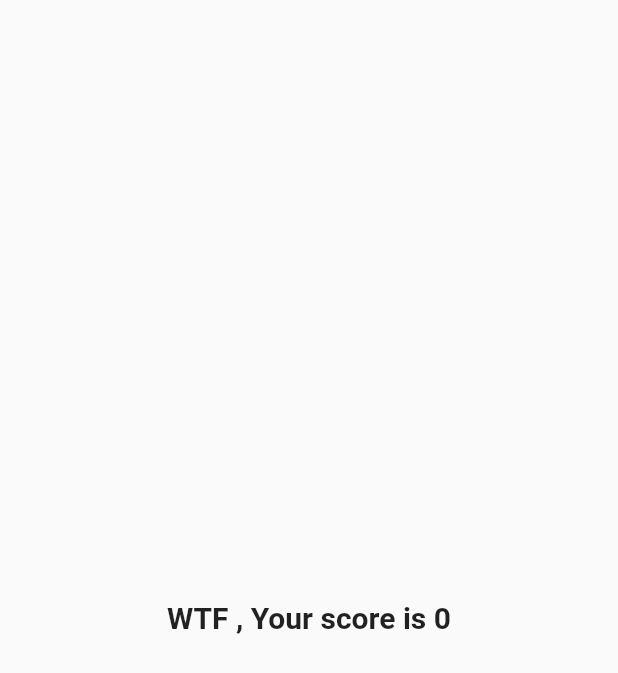
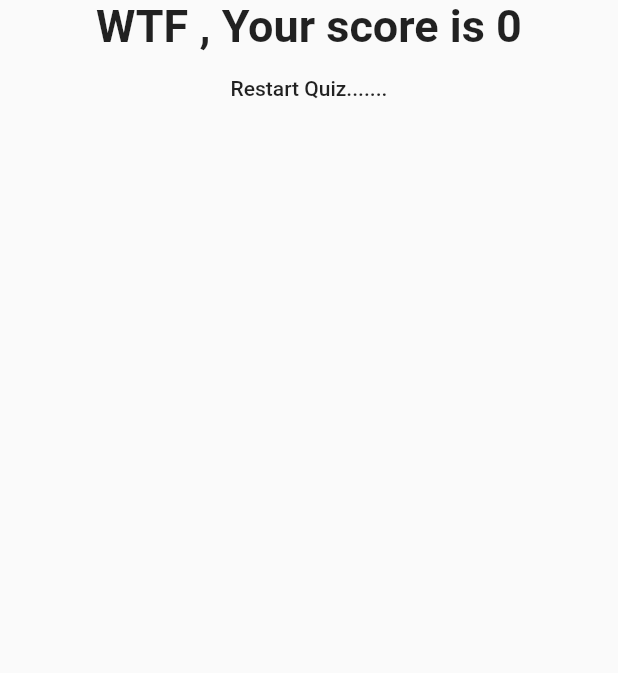
Before and after one commit to iamrithu/flutter_quiz_app, a Flutter app: the Result widget shown alone on an empty page, opened directly with empty values, on a phone screen of 412 x 824 dp. Shown: the top 673 px of the screen. Run offline on Flutter 3.47's test engine with Material 2 defaults, Android fonts, the phone set to English and light mode, and no system bars.

Commit message:
Quiz completed

```diff
--- a/lib/main.dart
+++ b/lib/main.dart
@@ -78,6 +78,13 @@ class _MyAppState extends State<MyApp> {
     });
   }
 
+  void _restart() {
+    setState(() {
+      _totalScore = 0;
+      _questionIndex = 0;
+    });
+  }
+
   @override
   Widget build(BuildContext context) {
     return MaterialApp(
@@ -88,7 +95,7 @@ class _MyAppState extends State<MyApp> {
         ),
         body: _questionIndex < _questions.length
             ? Quiz(_answerQuetion, _questionIndex, _questions)
-            : Result(_totalScore),
+            : Result(_totalScore, _restart),
       ),
     );
   }
--- a/lib/result.dart
+++ b/lib/result.dart
@@ -4,6 +4,7 @@ class Result extends StatelessWidget {
   // const Result({Key? key}) : super(key: key);
 
   final int resultScore;
+  final Function() restart;
 
   String get value {
     late var text;
@@ -20,15 +21,22 @@ class Result extends StatelessWidget {
     return text;
   }
 
-  Result(this.resultScore);
+  Result(this.resultScore, this.restart);
 
   @override
   Widget build(BuildContext context) {
     return Center(
-      child: Text(
-        value,
-        style: TextStyle(fontSize: 20, fontWeight: FontWeight.bold),
-      ),
-    );
+        child: Column(
+      children: [
+        Text(
+          value,
+          style: TextStyle(fontSize: 30, fontWeight: FontWeight.bold),
+        ),
+        FlatButton(
+          child: Text('Restart Quiz.......'),
+          onPressed: restart,
+        )
+      ],
+    ));
   }
 }
```
